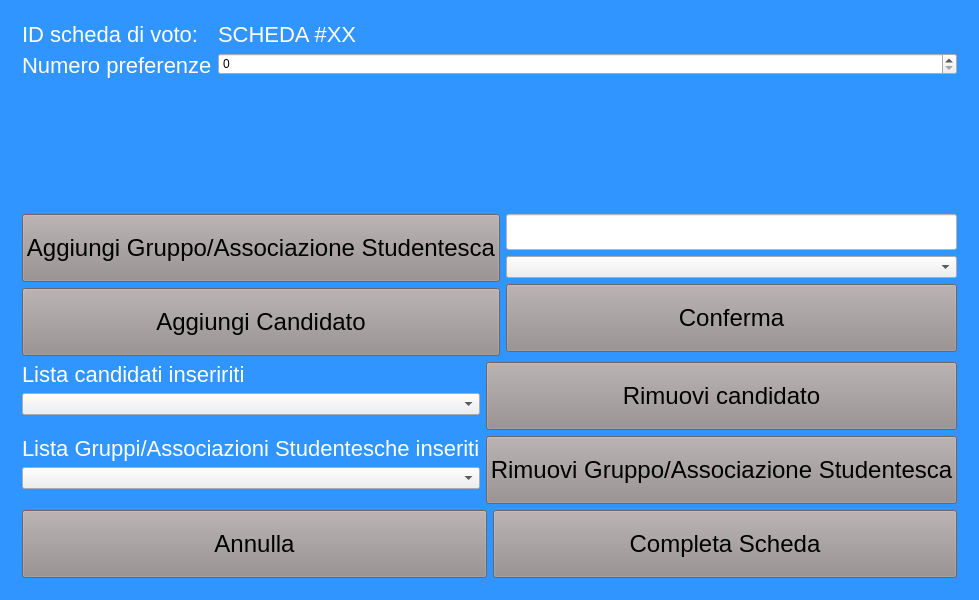
Qt form mainwindowtecnico.ui (giuseppedifatta/sistemaTecnico) before a commit.
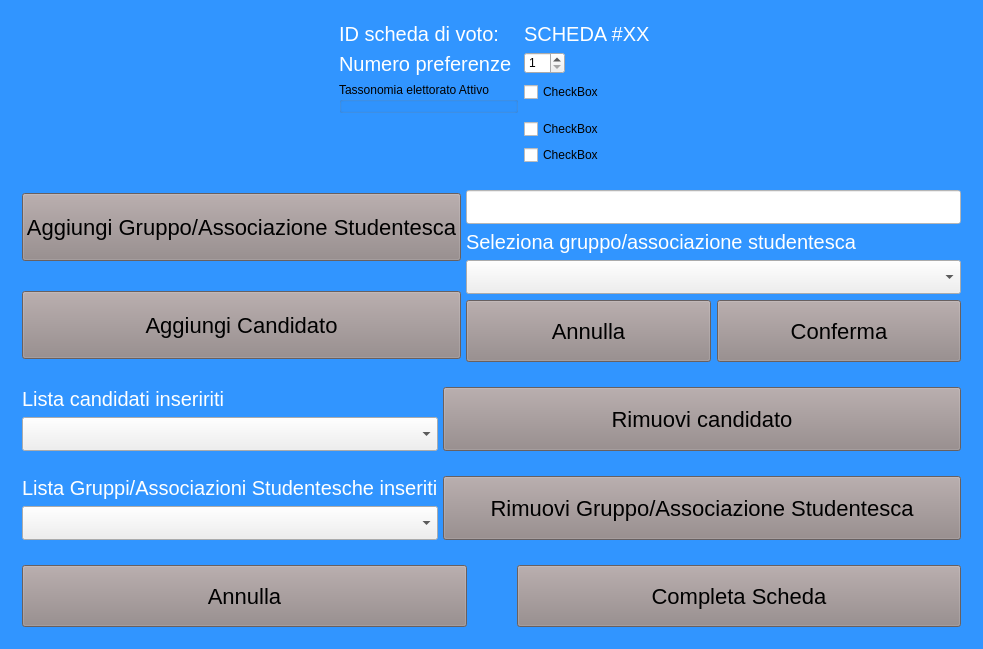
The same form after that commit. The open tabs and pages were chosen to show the change.

```diff
--- a/mainwindowtecnico.ui
+++ b/mainwindowtecnico.ui
@@ -6,7 +6,7 @@
    <rect>
     <x>0</x>
     <y>0</y>
-    <width>978</width>
+    <width>983</width>
     <height>600</height>
    </rect>
   </property>
@@ -20,30 +20,48 @@
 
 .QPushButton {
 background-color:rgb(146, 134, 134);
-background-color: rgb(148, 140, 140);
-font-size: 24px bold sans serif;
+font-size: 22px bold sans serif;
 text-align:center;
 vertical-align:middle;
 min-height:60px;
 color:black;
 }
+.QPushButton:disabled{
+background-color: rgb(49, 149, 255);
+font-size: 22px bold sans serif;
+text-align:center;
+vertical-align:middle;
+min-height:60px;
+color: rgb(108, 108, 108);
+
+}
 
 .QLabel {
 color: white;
-font-size: 22px bold sans serif;
+font-size: 20px bold sans serif;
 }
 
 .QLineEdit{
-font-size: 24px bold sans serif;
+font:18px bold sans serif;
 background-color: white;
+}
+
+.QComboBox{
+font:18px bold sans serif;
 }</string>
   </property>
   <widget class="QWidget" name="centralWidget">
    <layout class="QVBoxLayout" name="verticalLayout">
     <item>
      <widget class="QStackedWidget" name="stackedWidget">
+      <property name="sizePolicy">
+       <sizepolicy hsizetype="Preferred" vsizetype="Expanding">
+        <horstretch>0</horstretch>
+        <verstretch>0</verstretch>
+       </sizepolicy>
+      </property>
       <property name="currentIndex">
-       <number>8</number>
+       <number>6</number>
       </property>
       <widget class="QWidget" name="login_urna_page">
        <layout class="QVBoxLayout" name="verticalLayout_3">
@@ -422,7 +440,7 @@
           <item row="0" column="0">
            <widget class="QLabel" name="label_durata">
             <property name="text">
-             <string>Durata</string>
+             <string>Durata Procedura</string>
             </property>
            </widget>
           </item>
@@ -565,20 +583,69 @@
          </widget>
         </item>
         <item>
-         <widget class="QPushButton" name="pushButton_back_scelta_op_2">
-          <property name="text">
-           <string>Indietro</string>
-          </property>
-         </widget>
+         <layout class="QHBoxLayout" name="horizontalLayout_7">
+          <item>
+           <widget class="QPushButton" name="pushButton_back_scelta_op_2">
+            <property name="text">
+             <string>Indietro</string>
+            </property>
+           </widget>
+          </item>
+          <item>
+           <widget class="QPushButton" name="pushButton_removeProcedura">
+            <property name="text">
+             <string>Elimina Procedura</string>
+            </property>
+           </widget>
+          </item>
+          <item>
+           <widget class="QPushButton" name="pushButton_addSchedaVoto">
+            <property name="text">
+             <string>Aggiungi Scheda</string>
+            </property>
+           </widget>
+          </item>
+          <item>
+           <widget class="QPushButton" name="pushButton_printSessionKeys">
+            <property name="text">
+             <string>Stampa Chiavi Sessione</string>
+            </property>
+           </widget>
+          </item>
+         </layout>
         </item>
        </layout>
       </widget>
       <widget class="QWidget" name="creazione_schede_voto_page">
        <layout class="QVBoxLayout" name="verticalLayout_9">
+        <property name="spacing">
+         <number>25</number>
+        </property>
         <item>
          <layout class="QFormLayout" name="formLayout_5">
+          <property name="sizeConstraint">
+           <enum>QLayout::SetDefaultConstraint</enum>
+          </property>
+          <property name="fieldGrowthPolicy">
+           <enum>QFormLayout::ExpandingFieldsGrow</enum>
+          </property>
+          <property name="rowWrapPolicy">
+           <enum>QFormLayout::DontWrapRows</enum>
+          </property>
+          <property name="labelAlignment">
+           <set>Qt::AlignLeading|Qt::AlignLeft|Qt::AlignTop</set>
+          </property>
+          <property name="formAlignment">
+           <set>Qt::AlignHCenter|Qt::AlignTop</set>
+          </property>
           <item row="0" column="0">
            <widget class="QLabel" name="label_id_scheda">
+            <property name="sizePolicy">
+             <sizepolicy hsizetype="Fixed" vsizetype="Fixed">
+              <horstretch>0</horstretch>
+              <verstretch>0</verstretch>
+             </sizepolicy>
+            </property>
             <property name="text">
              <string>ID scheda di voto:</string>
             </property>
@@ -586,60 +653,191 @@
           </item>
           <item row="0" column="1">
            <widget class="QLabel" name="label_numero_scheda">
+            <property name="sizePolicy">
+             <sizepolicy hsizetype="Fixed" vsizetype="Fixed">
+              <horstretch>0</horstretch>
+              <verstretch>0</verstretch>
+             </sizepolicy>
+            </property>
             <property name="text">
              <string>SCHEDA #XX</string>
             </property>
            </widget>
           </item>
-          <item row="1" column="1">
-           <widget class="QSpinBox" name="spinBox_numero_preferenze"/>
-          </item>
           <item row="1" column="0">
            <widget class="QLabel" name="label_numero_preferenze">
+            <property name="sizePolicy">
+             <sizepolicy hsizetype="Fixed" vsizetype="Fixed">
+              <horstretch>0</horstretch>
+              <verstretch>0</verstretch>
+             </sizepolicy>
+            </property>
             <property name="text">
              <string>Numero preferenze</string>
             </property>
            </widget>
           </item>
+          <item row="1" column="1">
+           <widget class="QSpinBox" name="spinBox_numero_preferenze">
+            <property name="sizePolicy">
+             <sizepolicy hsizetype="Fixed" vsizetype="Fixed">
+              <horstretch>0</horstretch>
+              <verstretch>0</verstretch>
+             </sizepolicy>
+            </property>
+            <property name="minimum">
+             <number>1</number>
+            </property>
+           </widget>
+          </item>
+          <item row="2" column="0">
+           <widget class="QGroupBox" name="groupBox">
+            <property name="title">
+             <string>Tassonomia elettorato Attivo</string>
+            </property>
+           </widget>
+          </item>
+          <item row="2" column="1">
+           <widget class="QCheckBox" name="checkBox">
+            <property name="text">
+             <string>CheckBox</string>
+            </property>
+           </widget>
+          </item>
+          <item row="3" column="1">
+           <widget class="QCheckBox" name="checkBox_2">
+            <property name="text">
+             <string>CheckBox</string>
+            </property>
+           </widget>
+          </item>
+          <item row="4" column="1">
+           <widget class="QCheckBox" name="checkBox_3">
+            <property name="text">
+             <string>CheckBox</string>
+            </property>
+           </widget>
+          </item>
          </layout>
         </item>
         <item>
-         <layout class="QGridLayout" name="gridLayout_4" columnstretch="1,1">
+         <layout class="QGridLayout" name="gridLayout_4" rowstretch="1,1" columnstretch="0,0" rowminimumheight="1,1">
+          <property name="sizeConstraint">
+           <enum>QLayout::SetMaximumSize</enum>
+          </property>
+          <property name="horizontalSpacing">
+           <number>5</number>
+          </property>
+          <property name="verticalSpacing">
+           <number>25</number>
+          </property>
           <item row="0" column="0">
            <widget class="QPushButton" name="pushButton_aggiungi_gruppo">
+            <property name="sizePolicy">
+             <sizepolicy hsizetype="Fixed" vsizetype="Fixed">
+              <horstretch>0</horstretch>
+              <verstretch>0</verstretch>
+             </sizepolicy>
+            </property>
             <property name="text">
              <string>Aggiungi Gruppo/Associazione Studentesca</string>
             </property>
            </widget>
           </item>
+          <item row="0" column="1" rowspan="2">
+           <layout class="QVBoxLayout" name="verticalLayout_11" stretch="1,1,1">
+            <item>
+             <widget class="QLineEdit" name="lineEdit_nominativo">
+              <property name="placeholderText">
+               <string/>
+              </property>
+             </widget>
+            </item>
+            <item>
+             <layout class="QFormLayout" name="formLayout_7">
+              <property name="rowWrapPolicy">
+               <enum>QFormLayout::WrapAllRows</enum>
+              </property>
+              <item row="0" column="0">
+               <widget class="QLabel" name="label_lista_gruppi_1">
+                <property name="text">
+                 <string>Seleziona gruppo/associazione studentesca</string>
+                </property>
+               </widget>
+              </item>
+              <item row="0" column="1">
+               <widget class="QComboBox" name="comboBox_seleziona_gruppo">
+                <property name="statusTip">
+                 <string/>
+                </property>
+                <property name="accessibleDescription">
+                 <string/>
+                </property>
+                <property name="currentText">
+                 <string/>
+                </property>
+               </widget>
+              </item>
+             </layout>
+            </item>
+            <item>
+             <layout class="QHBoxLayout" name="horizontalLayout_8">
+              <item>
+               <widget class="QPushButton" name="pushButton_annulla_aggiungi">
+                <property name="text">
+                 <string>Annulla</string>
+                </property>
+               </widget>
+              </item>
+              <item>
+               <widget class="QPushButton" name="pushButton_conferma_aggiungi">
+                <property name="text">
+                 <string>Conferma</string>
+                </property>
+               </widget>
+              </item>
+             </layout>
+            </item>
+           </layout>
+          </item>
           <item row="1" column="0">
            <widget class="QPushButton" name="pushButton_aggiungi_candidato">
+            <property name="sizePolicy">
+             <sizepolicy hsizetype="Preferred" vsizetype="Fixed">
+              <horstretch>0</horstretch>
+              <verstretch>0</verstretch>
+             </sizepolicy>
+            </property>
+            <property name="layoutDirection">
+             <enum>Qt::LeftToRight</enum>
+            </property>
             <property name="text">
              <string>Aggiungi Candidato</string>
             </property>
+            <property name="autoDefault">
+             <bool>false</bool>
+            </property>
+            <property name="default">
+             <bool>false</bool>
+            </property>
+            <property name="flat">
+             <bool>false</bool>
+            </property>
            </widget>
           </item>
-          <item row="0" column="1" rowspan="2">
-           <layout class="QFormLayout" name="formLayout_7">
-            <item row="0" column="0" colspan="2">
-             <widget class="QLineEdit" name="lineEdit_nominativo"/>
-            </item>
-            <item row="2" column="0" colspan="2">
-             <widget class="QPushButton" name="pushButton_conferma_aggiungi">
-              <property name="text">
-               <string>Conferma</string>
-              </property>
-             </widget>
-            </item>
-            <item row="1" column="0" colspan="2">
-             <widget class="QComboBox" name="comboBox_seleziona_gruppo"/>
-            </item>
-           </layout>
-          </item>
          </layout>
         </item>
         <item>
-         <layout class="QGridLayout" name="gridLayout_5">
+         <layout class="QGridLayout" name="gridLayout_5" columnstretch="0,1">
+          <property name="sizeConstraint">
+           <enum>QLayout::SetMaximumSize</enum>
+          </property>
+          <property name="horizontalSpacing">
+           <number>5</number>
+          </property>
+          <property name="verticalSpacing">
+           <number>25</number>
+          </property>
           <item row="0" column="1">
            <widget class="QPushButton" name="pushButton_rimuovi_candidato">
             <property name="text">
@@ -660,7 +858,7 @@
              </widget>
             </item>
             <item row="0" column="1">
-             <widget class="QComboBox" name="comboBox_selezionata_candidato"/>
+             <widget class="QComboBox" name="comboBox_seleziona_candidato"/>
             </item>
            </layout>
           </item>
@@ -677,7 +875,7 @@
              <enum>QFormLayout::WrapAllRows</enum>
             </property>
             <item row="0" column="0">
-             <widget class="QLabel" name="label_lista_gruppi">
+             <widget class="QLabel" name="label_lista_gruppi_2">
               <property name="text">
                <string>Lista Gruppi/Associazioni Studentesche inseriti</string>
               </property>
@@ -691,7 +889,10 @@
          </layout>
         </item>
         <item>
-         <layout class="QHBoxLayout" name="horizontalLayout_5">
+         <layout class="QHBoxLayout" name="horizontalLayout_5" stretch="1,1">
+          <property name="spacing">
+           <number>50</number>
+          </property>
           <item>
            <widget class="QPushButton" name="pushButton_annulla_scheda">
             <property name="text">
```
